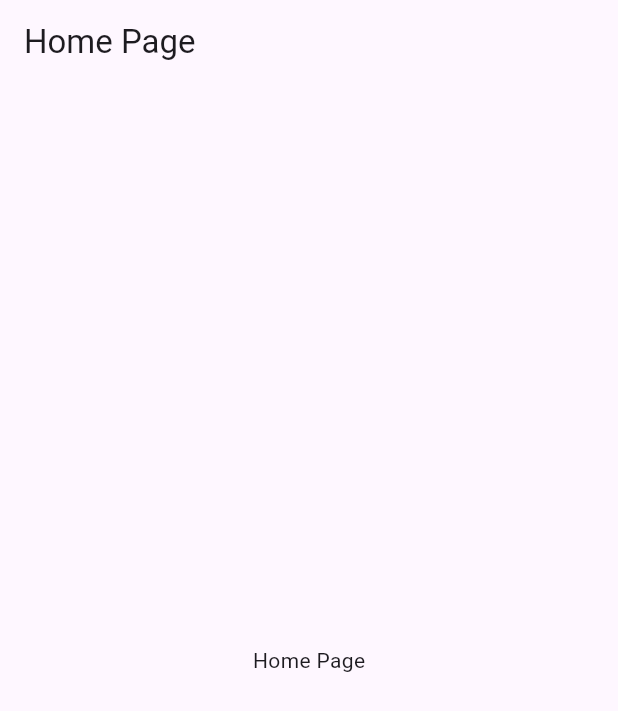
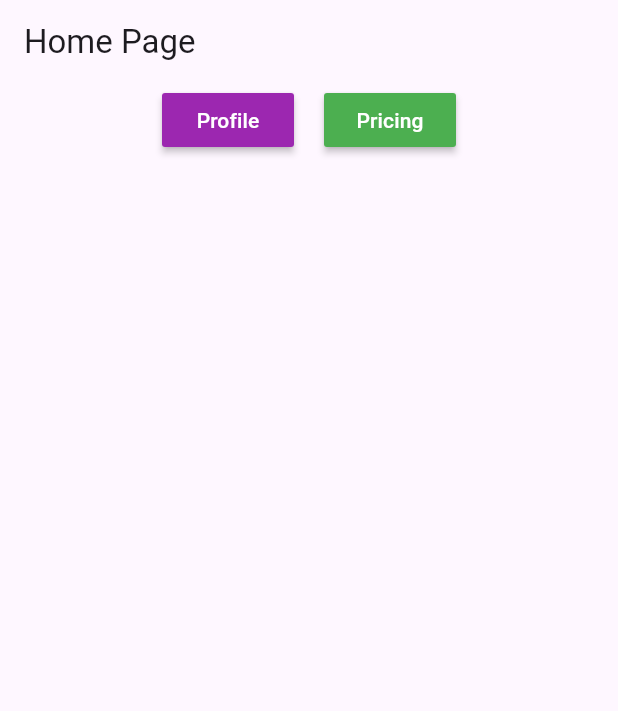
Before and after one commit to daksh1205/go_router_app, a Flutter app: the HomePage screen opened by its route, on a phone screen of 412 x 824 dp. Shown: the top 711 px of the screen. Run offline on Flutter 3.47's test engine with Material 3 defaults, Android fonts, the phone set to English and light mode, and no system bars; our stand-ins replace go_router; missing offline and left inert: modular_ui.

Commit message:
feat: profile routes

```diff
--- a/lib/main.dart
+++ b/lib/main.dart
@@ -1,7 +1,9 @@
 import 'package:flutter/material.dart';
 import 'package:go_router/go_router.dart';
+import 'package:go_router_app/models/user.dart';
 import 'package:go_router_app/pages/home_page.dart';
 import 'package:go_router_app/pages/login_page.dart';
+import 'package:go_router_app/pages/profile_page.dart';
 
 void main() {
   runApp(const MyApp());
@@ -30,10 +32,19 @@ final GoRouter _router = GoRouter(
       },
     ),
     GoRoute(
-        path: '/login',
-        name: '/login',
-        builder: (context, state) {
-          return const LoginPage();
-        }),
+      path: '/login',
+      name: '/login',
+      builder: (context, state) {
+        return const LoginPage();
+      },
+    ),
+    GoRoute(
+      path: '/profile',
+      name: '/profile',
+      builder: (context, state) {
+        final User user = state.extra as User;
+        return ProfilePage(user: user);
+      },
+    ),
   ],
 );
--- a/lib/pages/home_page.dart
+++ b/lib/pages/home_page.dart
@@ -1,4 +1,7 @@
 import 'package:flutter/material.dart';
+import 'package:go_router/go_router.dart';
+import 'package:go_router_app/main.dart';
+import 'package:go_router_app/models/user.dart';
 
 class HomePage extends StatelessWidget {
   const HomePage({super.key});
@@ -6,12 +9,45 @@ class HomePage extends StatelessWidget {
   @override
   Widget build(BuildContext context) {
     return Scaffold(
-      appBar: AppBar(
-        title: const Text('Home Page'),
-      ),
-      body: const Center(
-        child: Text('Home Page'),
-      ),
-    );
+        appBar: AppBar(
+          title: const Text('Home Page'),
+        ),
+        body: Column(
+          mainAxisAlignment: MainAxisAlignment.start,
+          children: [
+            Row(
+              mainAxisAlignment: MainAxisAlignment.center,
+              children: [
+                MaterialButton(
+                  onPressed: () {
+                    context.pushNamed(
+                      '/profile',
+                      extra: User(
+                        name: 'Denzel Washington',
+                        image:
+                            'https://deadline.com/wp-content/uploads/2024/12/denzel-washington.jpg?w=681&h=383&crop=1',
+                        role: 'Actor',
+                      ),
+                    );
+                  },
+                  color: Colors.purple,
+                  child: const Text(
+                    'Profile',
+                    style: TextStyle(color: Colors.white),
+                  ),
+                ),
+                const SizedBox(width: 20),
+                MaterialButton(
+                  onPressed: () {},
+                  color: Colors.green,
+                  child: const Text(
+                    'Pricing',
+                    style: TextStyle(color: Colors.white),
+                  ),
+                ),
+              ],
+            )
+          ],
+        ));
   }
 }
```
Also changed, not shown: lib/pages/profile_page.dart (added, +27 -0 lines).
